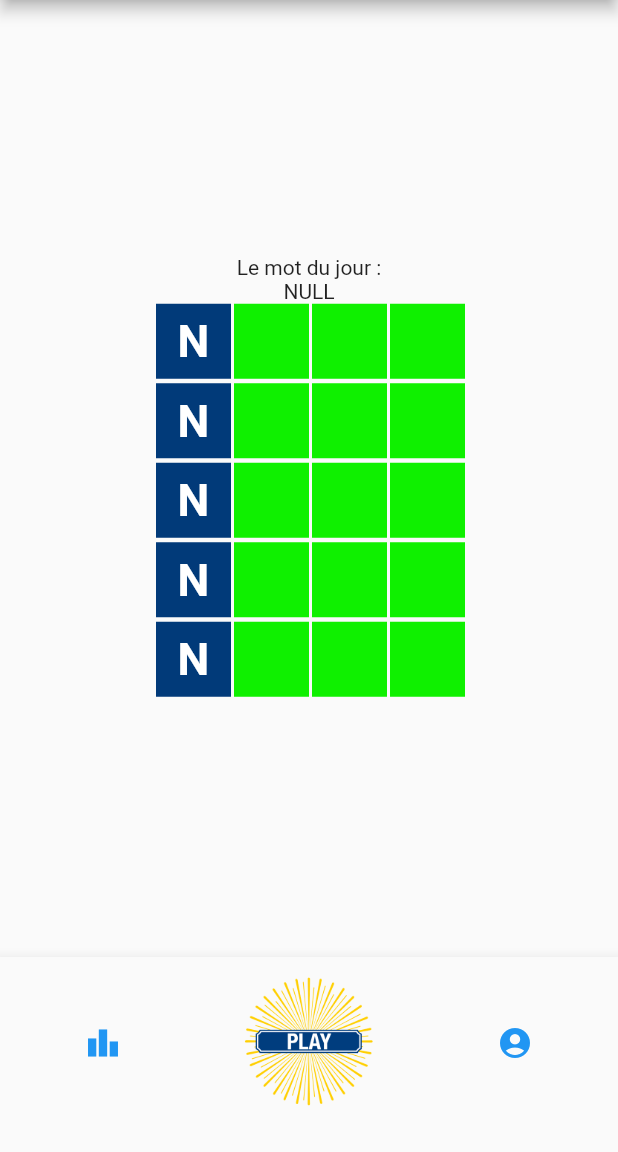
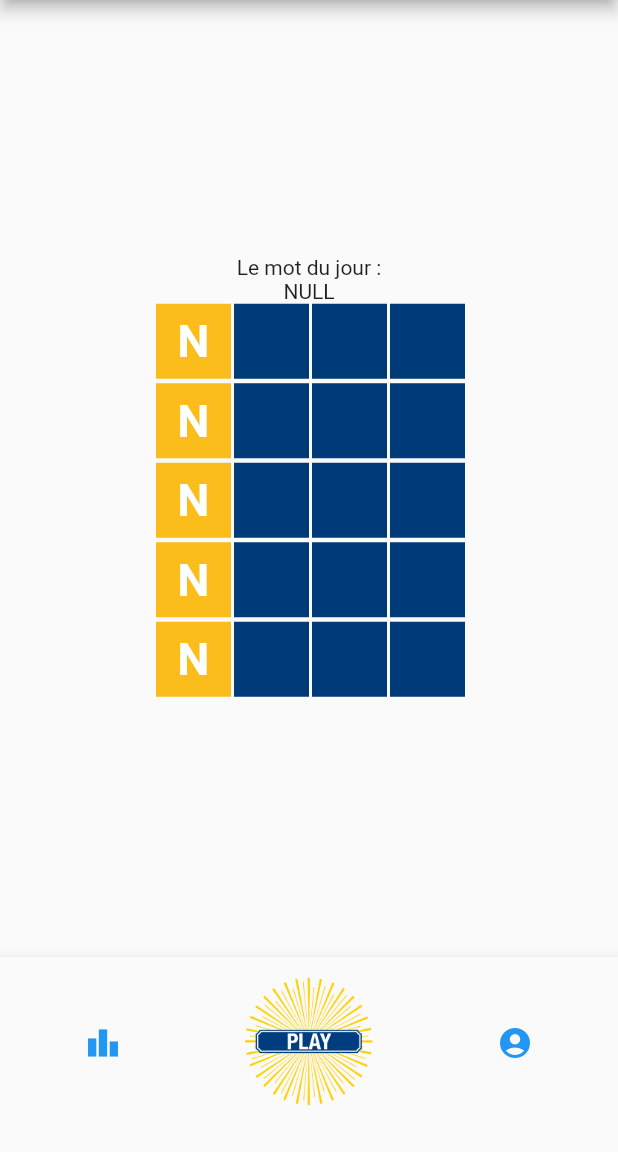
Before and after one commit to FlavianMagrit/Mautus, a Flutter app: the screen it shows after launch, on a phone screen of 412 x 824 dp, the part 84-1236 px from its top. Run offline on Flutter 3.47's test engine with Material 2 defaults, Android fonts, the light colour scheme and no system bars; our stand-ins replace beamer, cloud_firestore, firebase_auth, firebase_core, hexcolor, hive and 1 more; accounts and stored records are empty.

Commit message:
[BQ] Gestion de la win

```diff
--- a/lib/main.dart
+++ b/lib/main.dart
@@ -16,7 +16,6 @@ Future<void> main() async {
   runApp(
     MultiProvider(
       providers: [
-        // ChangeNotifierProvider(create: (_) => MyHomeViewModel()),
         ChangeNotifierProvider(create: (_) => SignInAndSignUpViewModel()),
         ChangeNotifierProvider(create: (_) => HomeViewModel()),
       ],
--- a/lib/ui/app.dart
+++ b/lib/ui/app.dart
@@ -11,12 +11,11 @@ class App extends StatelessWidget {
   final BeamerDelegate routerDelegate = BeamerDelegate(
       locationBuilder: RoutesLocationBuilder(routes: {
     // '/': (context, state, data) => const SignInSignUpPage(title: 'Connexion'),
+    '/login': (context, state, data) => const SignInSignUpPage(title: 'Connexion'),
     '/': (context, state, data) => const HomePage(
           title: 'Maumau Mautus',
         ),
-    '/home': (context, state, data) => const HomePage(
-          title: 'Maumau Mautus',
-        )
+    '/home': (context, state, data) => const HomePage(title: 'Maumau Mautus'),
   }));
 
   @override
--- /dev/null
+++ b/lib/ui/widgets/custom_letter.dart
@@ -0,0 +1,68 @@
+import 'package:beamer/beamer.dart';
+import 'package:flutter/material.dart';
+import 'package:hexcolor/hexcolor.dart';
+import 'package:mautus_flutter/ui/screens/home/home_viewmodel.dart';
+import 'package:mautus_flutter/ui/widgets/custom_row.dart';
+import 'package:provider/provider.dart';
+
+class CustomLetter extends StatefulWidget {
+  final String mystring;
+  int i;
+  bool win = false;
+  String bgcolor = '#003B79';
+  CustomLetter({Key? key, required this.mystring, required this.i}) : super(key: key);
+
+  @override
+  State<CustomLetter> createState() => _CustomLetterState();
+}
+
+class _CustomLetterState extends State<CustomLetter> {
+  void _checkLetter(String letter) {
+    HomeViewModel homeViewModel = context.read<HomeViewModel>();
+    homeViewModel.incrementString(letter);
+    if (letter == widget.mystring[widget.i]) {
+      setState(() {
+        widget.bgcolor = '#FBBD1B';
+      });
+      if (widget.i == widget.mystring.length-1) {
+        widget.win = true;
+      }
+    }
+    if (widget.i == widget.mystring.length-1) {
+      homeViewModel.resetString();
+    }
+  }
+
+  @override
+  Widget build(BuildContext context) {
+    return Container(
+      height: 50,
+      width: 50,
+      margin: const EdgeInsets.only(left: 2.0, bottom: 3.0),
+      alignment: Alignment.center,
+      color: HexColor(widget.bgcolor),
+      child: TextField(
+        inputFormatters: [
+          UpperCaseTextFormatter(),
+        ],
+        textAlign: TextAlign.center,
+        maxLength: 1,
+        style: const TextStyle(
+          color: Colors.white,
+          fontSize: 30,
+          fontWeight: FontWeight.bold,
+        ),
+        onChanged: (value) {
+          value.length == 1 && FocusScope.of(context).nextFocus();
+          _checkLetter(value);
+          if (widget.win) {
+            context.beamToNamed('/login');
+          }
+        },
+        decoration: const InputDecoration(
+          border: InputBorder.none,
+          counterText: '',
+        ),
+      ));
+  }
+}
--- a/lib/ui/widgets/custom_row.dart
+++ b/lib/ui/widgets/custom_row.dart
@@ -1,80 +1,24 @@
 import 'package:flutter/material.dart';
 import 'package:flutter/services.dart';
 import 'package:hexcolor/hexcolor.dart';
+import 'custom_letter.dart';
 
 class CustomRow extends StatefulWidget {
   final String mystring;
-  String color = '#0FF000';
 
-  CustomRow({Key? key, required this.mystring}) : super(key: key);
+  const CustomRow({Key? key, required this.mystring}) : super(key: key);
 
   @override
   State<CustomRow> createState() => _CustomRowState();
 }
 
 class _CustomRowState extends State<CustomRow> {
-  String? response = "";
-
+  String response = "";
   @override
   Widget build(BuildContext context) {
-    print("response: $response");
-
-    if (widget.mystring == response) {
-      print('well done');
-    } else {
-      print('la belle mere a bea');
-    }
-
     List<Widget> lettersList = [];
-
-    void _incrementString(String letter, int i) {
-      setState(() {
-        if (response!.isEmpty) {
-          if (widget.mystring != 'null') {
-            response = (response! + widget.mystring[0].toUpperCase());
-          }
-        }
-        response = response! + letter;
-
-        print('reponseSetState: $response');
-      }
-      );
-      if (response![i] == widget.mystring[i]) {
-        widget.color = '#FF0000';
-      }
-    }
-
-    print('reponse: $response');
     for (int i = 1; i < widget.mystring.length; i++) {
-      print('widget.mystring[i]: ${widget.mystring[i]}');
-      lettersList.add(
-        Container(
-            height: 50,
-            width: 50,
-            margin: const EdgeInsets.only(left: 2.0, bottom: 3.0),
-            alignment: Alignment.center,
-            color: HexColor(widget.color),
-            child: TextField(
-              inputFormatters: [
-                UpperCaseTextFormatter(),
-              ],
-              textAlign: TextAlign.center,
-              maxLength: 1,
-              style: const TextStyle(
-                color: Colors.white,
-                fontSize: 30,
-                fontWeight: FontWeight.bold,
-              ),
-              onChanged: (value) {
-                value.length == 1 && FocusScope.of(context).nextFocus();
-                _incrementString(value, i);
-              },
-              decoration: const InputDecoration(
-                border: InputBorder.none,
-                counterText: '',
-              ),
-            )),
-      );
+      lettersList.add(CustomLetter(mystring: widget.mystring, i: i));
     }
 
     return Container(
@@ -86,7 +30,7 @@ class _CustomRowState extends State<CustomRow> {
               width: 50,
               margin: const EdgeInsets.only(left: 2.0, bottom: 3.0),
               alignment: Alignment.center,
-              color: HexColor("#013a79"),
+              color: HexColor('#FBBD1B'),
               child: Text(
                   style: const TextStyle(
                     color: Colors.white,
```
Also changed, not shown: lib/ui/screens/home/home_viewmodel.dart (+15 -0 lines).
